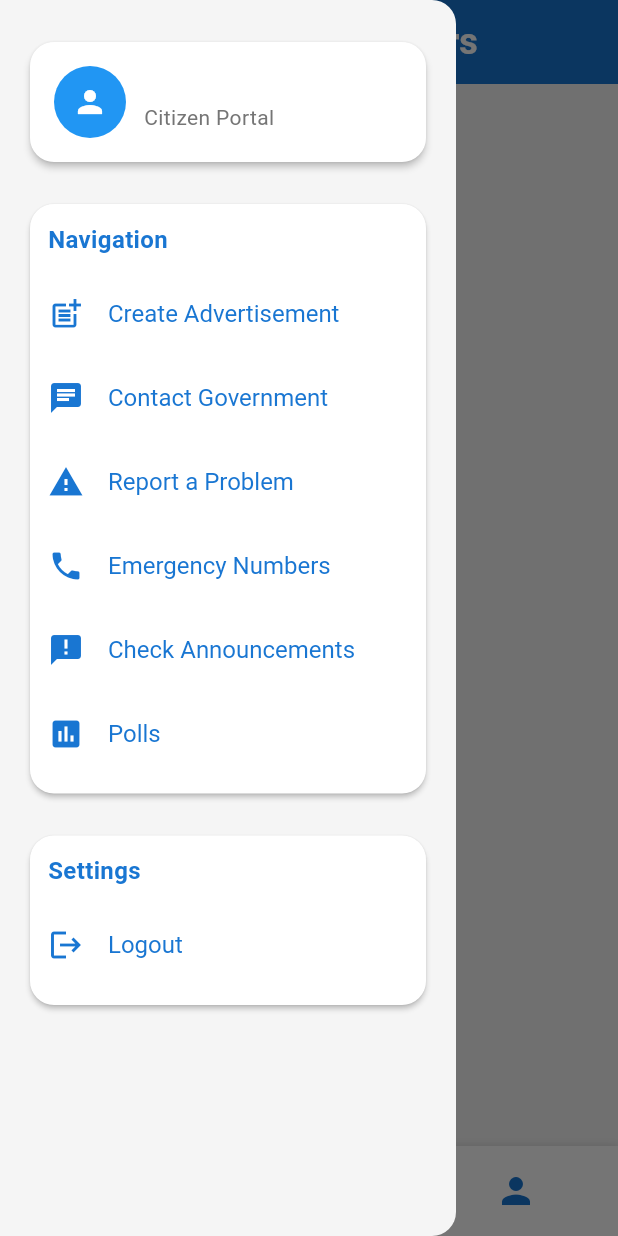
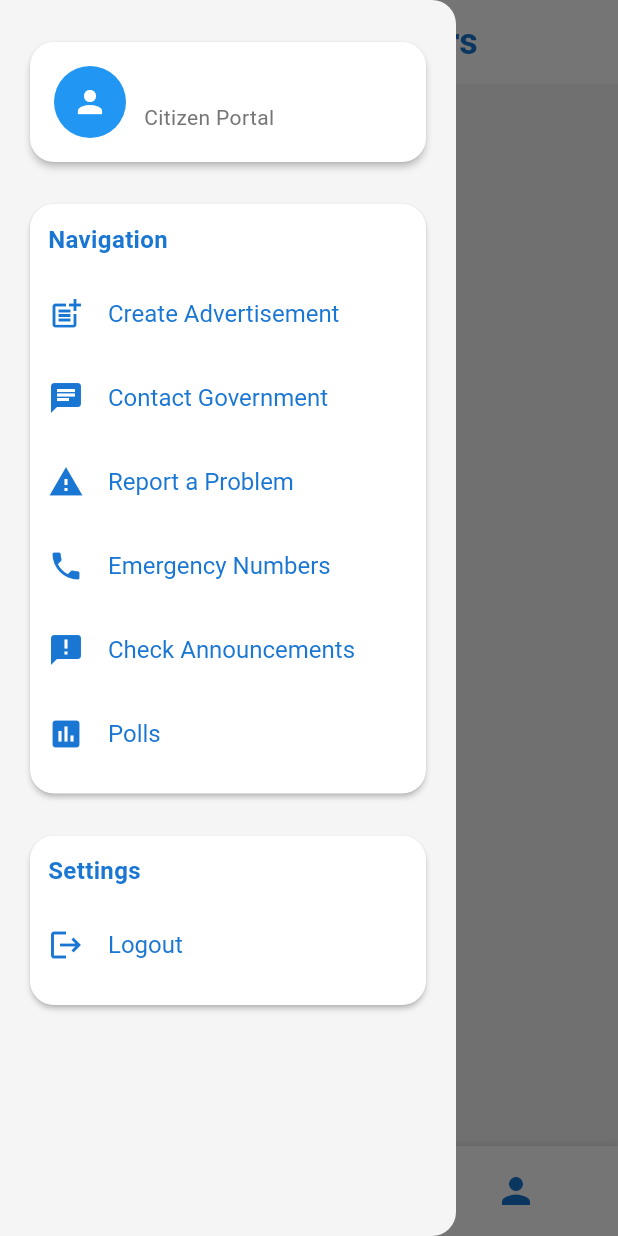
Before and after one commit to farahh212/Nashra-App, a Flutter app: the EmergencyNumbersScreen screen opened by its route, with the side drawer open, on a phone screen of 412 x 824 dp. Run offline on Flutter 3.47's test engine with Material 3 defaults, Android fonts, the light colour scheme and no system bars; our stand-ins replace cloud_firestore, file_picker, firebase_auth, firebase_core, firebase_database, firebase_messaging and 8 more; missing offline and left inert: firebase_app_check, syncfusion_flutter_pdfviewer, translator; accounts and stored records are empty; network calls fail.

Commit message:
updated ui p8

```diff
--- a/lib/screens/advertisement_screen.dart
+++ b/lib/screens/advertisement_screen.dart
@@ -212,13 +212,13 @@ class _AdvertisementScreenState extends State<AdvertisementScreen> {
                   snapshot.data ?? 'My Ads',
                   style: TextStyle(
                     fontSize: 14,
-                    color: isDark ? Color(0xFF64B5F6) : Color(0xFF1976D2),
+                    color: isDark ? Color.fromARGB(255, 255, 255, 255) : Color(0xFF1976D2),
                   ),
                 );
               }
             ),
             icon: Icon(Icons.person,
-                color: isDark ? Color(0xFF64B5F6) : Color(0xFF1976D2)),
+                color: isDark ? Color.fromARGB(255, 255, 255, 255) : Color(0xFF1976D2)),
           ),
           const SizedBox(width: 6),
         ],
--- a/lib/screens/emergency_screen.dart
+++ b/lib/screens/emergency_screen.dart
@@ -80,7 +80,10 @@ class _EmergencyNumbersScreenState extends State<EmergencyNumbersScreen> {
       backgroundColor: theme.scaffoldBackgroundColor,
       drawer: _isAdmin ? GovSidebar() : const CitizenSidebar(),
       appBar: AppBar(
-        backgroundColor: theme.appBarTheme.backgroundColor,
+         backgroundColor: (isDark ? Colors.black : Colors.white),
+        iconTheme: IconThemeData(
+          color: isDark ? Color(0xFF64B5F6) : Color(0xFF1976D2),
+        ),
         elevation: 0,
         title: FutureBuilder<String>(
           future: _translateText(
@@ -91,16 +94,16 @@ class _EmergencyNumbersScreenState extends State<EmergencyNumbersScreen> {
             return Text(
               snapshot.data ?? (_isAdmin ? 'Manage Emergency Numbers' : 'Emergency Numbers'),
               style: TextStyle(
-                color: isDark ? Color(0xFF64B5F6) : Color.fromARGB(255, 255, 255, 255),
+                color: isDark ? Color(0xFF64B5F6) : Color(0xFF1976D2),
                 fontWeight: FontWeight.bold,
                 fontSize: 24,
               ),
             );
           },
         ),
-        iconTheme: IconThemeData(
-          color: isDark ? Color(0xFF64B5F6) : Color.fromARGB(255, 246, 246, 247),
-        ),
+        // iconTheme: IconThemeData(
+        //   color: isDark ? Color(0xFF64B5F6) : Color.fromARGB(255, 246, 246, 247),
+        // ),
       ),
       body: Consumer<EmergencyProvider>(
         builder: (context, provider, _) {
--- a/lib/screens/reports/reports_screen.dart
+++ b/lib/screens/reports/reports_screen.dart
@@ -229,7 +229,7 @@ class _AllReportsState extends State<AllReports> {
       appBar: AppBar(
         backgroundColor: (isDark ? Colors.black : Colors.white),
         iconTheme: IconThemeData(
-          color: isDark ? Colors.white : Color(0xFF1976D2),
+          color: isDark ? Color(0xFF64B5F6) : Color(0xFF1976D2),
         ),
         elevation: 0,
         title: FutureBuilder<String>(
@@ -240,7 +240,7 @@ class _AllReportsState extends State<AllReports> {
               style: TextStyle(
                 fontSize: 20,
                 fontWeight: FontWeight.bold,
-                color: isDark ? Colors.white :  Color(0xFF1976D2),
+                color: isDark ? Color(0xFF64B5F6) : Color(0xFF1976D2),
               ),
             );
           },
```
Also changed, not shown: lib/screens/create_ad_screen.dart (+12 -1 lines), lib/screens/myAdvertisementScreen.dart (+13 -1 lines), 4 other files.
